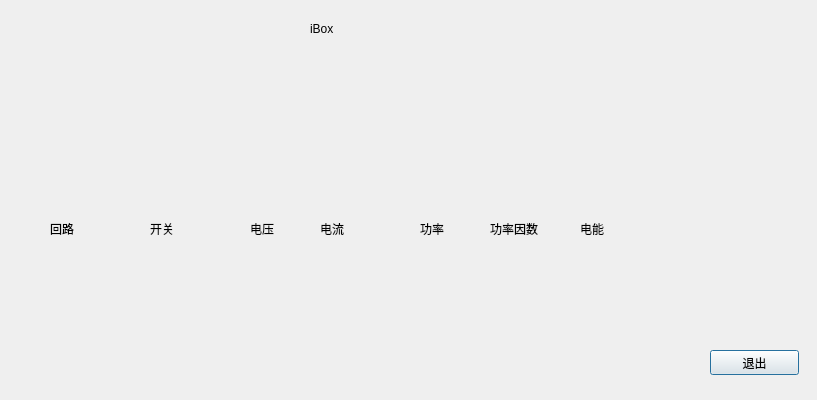
Above: BusBar-Qt/branch/box/boxdlg.ui from luozhiyong131/BusBar before the change. Below: the same form after it.
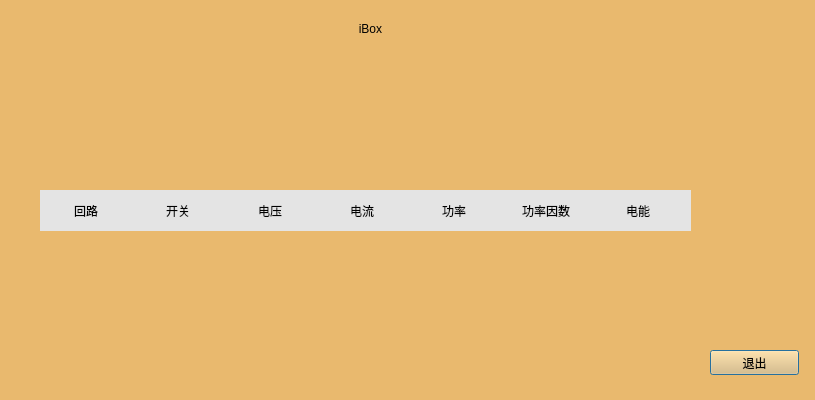
That is the form after the change.

Diff of the .ui file:
```diff
--- a/BusBar-Qt/branch/box/boxdlg.ui
+++ b/BusBar-Qt/branch/box/boxdlg.ui
@@ -6,104 +6,20 @@
    <rect>
     <x>0</x>
     <y>0</y>
-    <width>817</width>
+    <width>815</width>
     <height>400</height>
    </rect>
   </property>
   <property name="windowTitle">
    <string>Dialog</string>
   </property>
-  <widget class="QLabel" name="label">
-   <property name="geometry">
-    <rect>
-     <x>50</x>
-     <y>220</y>
-     <width>54</width>
-     <height>18</height>
-    </rect>
-   </property>
-   <property name="text">
-    <string>回路</string>
-   </property>
-  </widget>
-  <widget class="QLabel" name="label_2">
-   <property name="geometry">
-    <rect>
-     <x>150</x>
-     <y>220</y>
-     <width>54</width>
-     <height>18</height>
-    </rect>
-   </property>
-   <property name="text">
-    <string>开关</string>
-   </property>
-  </widget>
-  <widget class="QLabel" name="label_3">
-   <property name="geometry">
-    <rect>
-     <x>250</x>
-     <y>220</y>
-     <width>54</width>
-     <height>18</height>
-    </rect>
-   </property>
-   <property name="text">
-    <string>电压</string>
-   </property>
-  </widget>
-  <widget class="QLabel" name="label_4">
-   <property name="geometry">
-    <rect>
-     <x>320</x>
-     <y>220</y>
-     <width>54</width>
-     <height>18</height>
-    </rect>
-   </property>
-   <property name="text">
-    <string>电流</string>
-   </property>
-  </widget>
-  <widget class="QLabel" name="label_5">
-   <property name="geometry">
-    <rect>
-     <x>420</x>
-     <y>220</y>
-     <width>54</width>
-     <height>18</height>
-    </rect>
-   </property>
-   <property name="text">
-    <string>功率</string>
-   </property>
-  </widget>
-  <widget class="QLabel" name="label_6">
-   <property name="geometry">
-    <rect>
-     <x>490</x>
-     <y>220</y>
-     <width>54</width>
-     <height>18</height>
-    </rect>
-   </property>
-   <property name="text">
-    <string>功率因数</string>
-   </property>
-  </widget>
-  <widget class="QLabel" name="label_7">
-   <property name="geometry">
-    <rect>
-     <x>580</x>
-     <y>220</y>
-     <width>54</width>
-     <height>18</height>
-    </rect>
-   </property>
-   <property name="text">
-    <string>电能</string>
-   </property>
-  </widget>
+  <property name="styleSheet">
+   <string notr="true">color: rgb(0, 0, 0);
+background-color: rgb(233, 185, 110);</string>
+  </property>
+  <property name="modal">
+   <bool>true</bool>
+  </property>
   <widget class="QLabel" name="titleLab">
    <property name="geometry">
     <rect>
@@ -116,13 +32,16 @@
    <property name="text">
     <string>iBox</string>
    </property>
+   <property name="alignment">
+    <set>Qt::AlignCenter</set>
+   </property>
   </widget>
   <widget class="QWidget" name="line3Wid" native="true">
    <property name="geometry">
     <rect>
      <x>40</x>
-     <y>340</y>
-     <width>621</width>
+     <y>330</y>
+     <width>651</width>
      <height>41</height>
     </rect>
    </property>
@@ -131,9 +50,9 @@
    <property name="geometry">
     <rect>
      <x>40</x>
-     <y>290</y>
-     <width>621</width>
-     <height>31</height>
+     <y>280</y>
+     <width>651</width>
+     <height>41</height>
     </rect>
    </property>
   </widget>
@@ -141,9 +60,9 @@
    <property name="geometry">
     <rect>
      <x>40</x>
-     <y>250</y>
-     <width>621</width>
-     <height>31</height>
+     <y>230</y>
+     <width>651</width>
+     <height>41</height>
     </rect>
    </property>
   </widget>
@@ -151,9 +70,9 @@
    <property name="geometry">
     <rect>
      <x>30</x>
-     <y>80</y>
-     <width>561</width>
-     <height>111</height>
+     <y>50</y>
+     <width>771</width>
+     <height>121</height>
     </rect>
    </property>
   </widget>
@@ -170,6 +89,175 @@
     <string>退出</string>
    </property>
   </widget>
+  <widget class="QWidget" name="line1Wid_2" native="true">
+   <property name="geometry">
+    <rect>
+     <x>40</x>
+     <y>190</y>
+     <width>651</width>
+     <height>41</height>
+    </rect>
+   </property>
+   <property name="styleSheet">
+    <string notr="true">background-color: rgb(228,228,228);</string>
+   </property>
+   <layout class="QHBoxLayout" name="horizontalLayout">
+    <item>
+     <widget class="QLabel" name="label">
+      <property name="minimumSize">
+       <size>
+        <width>80</width>
+        <height>0</height>
+       </size>
+      </property>
+      <property name="maximumSize">
+       <size>
+        <width>80</width>
+        <height>16777215</height>
+       </size>
+      </property>
+      <property name="text">
+       <string>回路</string>
+      </property>
+      <property name="alignment">
+       <set>Qt::AlignCenter</set>
+      </property>
+     </widget>
+    </item>
+    <item>
+     <widget class="QLabel" name="label_2">
+      <property name="minimumSize">
+       <size>
+        <width>80</width>
+        <height>0</height>
+       </size>
+      </property>
+      <property name="maximumSize">
+       <size>
+        <width>80</width>
+        <height>16777215</height>
+       </size>
+      </property>
+      <property name="text">
+       <string>开关</string>
+      </property>
+      <property name="alignment">
+       <set>Qt::AlignCenter</set>
+      </property>
+     </widget>
+    </item>
+    <item>
+     <widget class="QLabel" name="label_3">
+      <property name="minimumSize">
+       <size>
+        <width>80</width>
+        <height>0</height>
+       </size>
+      </property>
+      <property name="maximumSize">
+       <size>
+        <width>80</width>
+        <height>16777215</height>
+       </size>
+      </property>
+      <property name="text">
+       <string>电压</string>
+      </property>
+      <property name="alignment">
+       <set>Qt::AlignCenter</set>
+      </property>
+     </widget>
+    </item>
+    <item>
+     <widget class="QLabel" name="label_4">
+      <property name="minimumSize">
+       <size>
+        <width>80</width>
+        <height>0</height>
+       </size>
+      </property>
+      <property name="maximumSize">
+       <size>
+        <width>80</width>
+        <height>16777215</height>
+       </size>
+      </property>
+      <property name="text">
+       <string>电流</string>
+      </property>
+      <property name="alignment">
+       <set>Qt::AlignCenter</set>
+      </property>
+     </widget>
+    </item>
+    <item>
+     <widget class="QLabel" name="label_5">
+      <property name="minimumSize">
+       <size>
+        <width>80</width>
+        <height>0</height>
+       </size>
+      </property>
+      <property name="maximumSize">
+       <size>
+        <width>80</width>
+        <height>16777215</height>
+       </size>
+      </property>
+      <property name="text">
+       <string>功率</string>
+      </property>
+      <property name="alignment">
+       <set>Qt::AlignCenter</set>
+      </property>
+     </widget>
+    </item>
+    <item>
+     <widget class="QLabel" name="label_6">
+      <property name="minimumSize">
+       <size>
+        <width>80</width>
+        <height>0</height>
+       </size>
+      </property>
+      <property name="maximumSize">
+       <size>
+        <width>80</width>
+        <height>16777215</height>
+       </size>
+      </property>
+      <property name="text">
+       <string>功率因数</string>
+      </property>
+      <property name="alignment">
+       <set>Qt::AlignCenter</set>
+      </property>
+     </widget>
+    </item>
+    <item>
+     <widget class="QLabel" name="label_7">
+      <property name="minimumSize">
+       <size>
+        <width>80</width>
+        <height>0</height>
+       </size>
+      </property>
+      <property name="maximumSize">
+       <size>
+        <width>80</width>
+        <height>16777215</height>
+       </size>
+      </property>
+      <property name="text">
+       <string>电能</string>
+      </property>
+      <property name="alignment">
+       <set>Qt::AlignCenter</set>
+      </property>
+     </widget>
+    </item>
+   </layout>
+  </widget>
  </widget>
  <resources/>
  <connections/>
```
